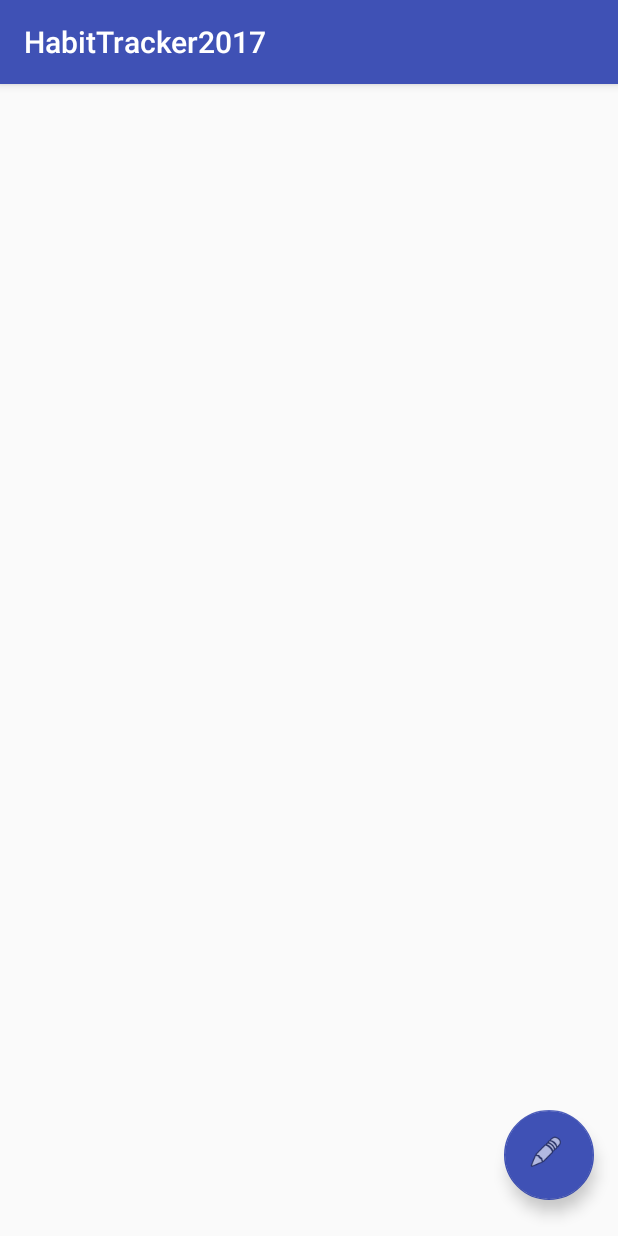
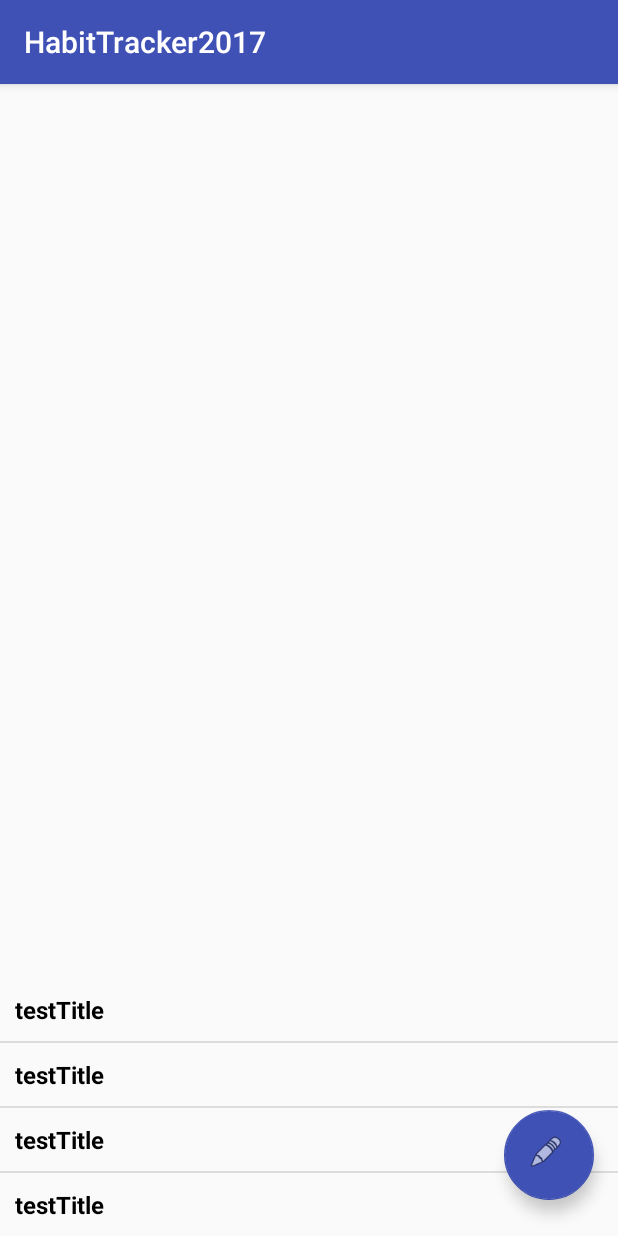
Before and after one commit to CMPUT301F17T16/HabbitTracker2017, an Android app: the viewManageHabits screen opened directly, with no data from a screen before it, on a phone screen of 412 x 824 dp. Run offline under Robolectric (Android 15) with nearby library versions, the phone set to English and light mode, and no system bars; 1 statement that could not run was skipped.

Commit message:
minor fixes

```diff
--- a/app/src/main/java/com/example/habittracker2017/HabitTracker2017MainActivity.java
+++ b/app/src/main/java/com/example/habittracker2017/HabitTracker2017MainActivity.java
@@ -10,6 +10,10 @@ import android.view.View;
 import android.view.ViewGroup;
 import android.widget.LinearLayout;
 import android.widget.TabHost;
+
+import java.util.Date;
+
+import static com.example.habittracker2017.UserManager.user;
 
 public class HabitTracker2017MainActivity extends AppCompatActivity {
 
@@ -40,6 +44,8 @@ public class HabitTracker2017MainActivity extends AppCompatActivity {
             Intent intent = new Intent(this, CreateUserActivity.class);
             startActivity(intent);
         }
+        Habit habit = new Habit("testTitle","testReason",new Date(),null,user.getName());
+        viewManageHabits.allHabits.add(habit);
 
         //Find TabHosts in main layout
         parentTabs = (TabHost) findViewById(R.id.parentTabs);
--- a/app/src/main/java/com/example/habittracker2017/createHabitManager.java
+++ b/app/src/main/java/com/example/habittracker2017/createHabitManager.java
@@ -38,7 +38,6 @@ public class createHabitManager {
         try{
             FileOutputStream fos =  context.openFileOutput(FILENAME,Context.MODE_PRIVATE);
             OutputStreamWriter writer = new OutputStreamWriter(fos);
-
             Gson gson = new Gson();
             gson.toJson(viewManageHabits.allHabits, writer);
             writer.flush();
--- a/app/src/main/java/com/example/habittracker2017/viewManageHabits.java
+++ b/app/src/main/java/com/example/habittracker2017/viewManageHabits.java
@@ -20,6 +20,7 @@ import java.io.FileNotFoundException;
 import java.io.InputStreamReader;
 import java.lang.reflect.Type;
 import java.util.ArrayList;
+import java.util.Date;
 
 import static com.example.habittracker2017.UserManager.user;
 
@@ -36,6 +37,8 @@ public class viewManageHabits extends AppCompatActivity {
     @Override
     protected void onCreate(Bundle savedInstanceState) {
         super.onCreate(savedInstanceState);
+        Habit habit = new Habit("testTitle","testReason",new Date(),null,user.getName());
+        allHabits.add(habit);
         setContentView(R.layout.manage_habits);
         Habits = (ListView) findViewById(R.id.listHabits);
 
@@ -44,7 +47,7 @@ public class viewManageHabits extends AppCompatActivity {
     @Override
     public void onStart(){
         super.onStart();
-        loadFromFile();
+//        loadFromFile();
 //        allHabits = user.getHabits();
         adapter = new ViewHabitAdapter(allHabits,this);
         Log.d("Array length: ", allHabits.toString());
```
